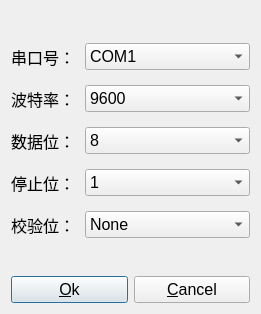
Above: window/comdialog.ui from leek520/WBP before the change. Below: the same form after it.
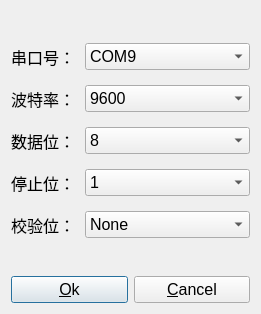
That is the form after the change.

```diff
--- a/window/comdialog.ui
+++ b/window/comdialog.ui
@@ -48,6 +48,9 @@
      </item>
      <item row="0" column="1">
       <widget class="QComboBox" name="nameCbx">
+       <property name="currentIndex">
+        <number>8</number>
+       </property>
        <item>
         <property name="text">
          <string>COM1</string>
```
Left out of the diff: 3 changed lines with no effect on the pictures.
